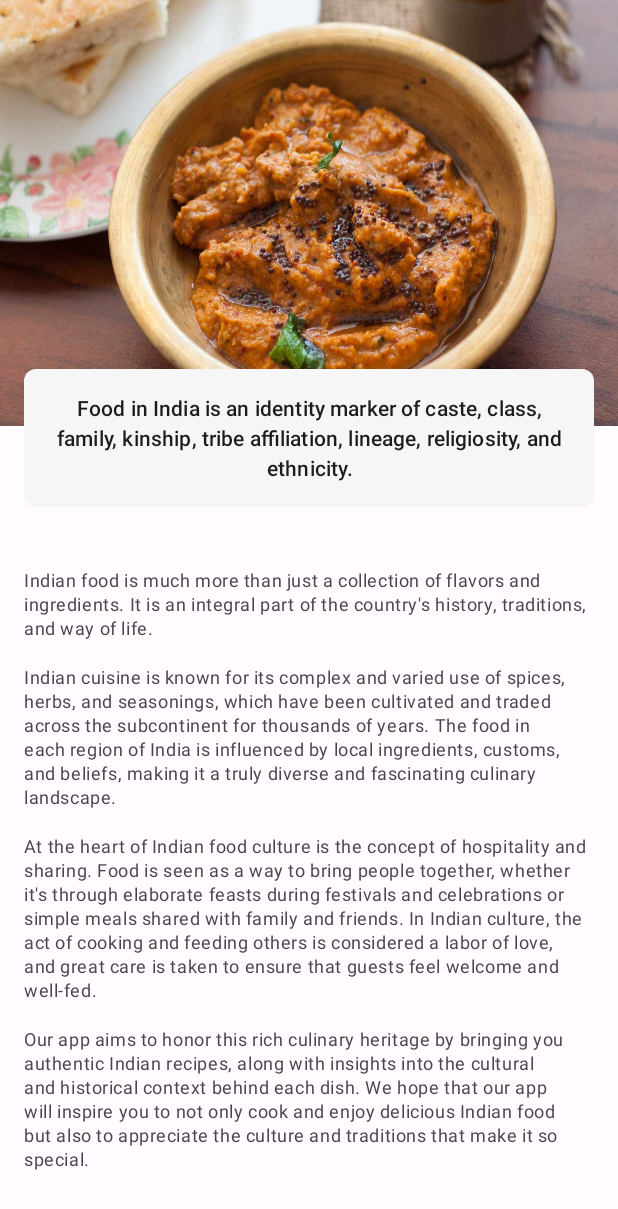
After one commit to Hasa9nAli/Indian-Food, an Android app: the fragment AboutMealsFragment shown on its own in the app's theme, on a phone screen of 412 x 824 dp. The commit adds this screen. Shown: the top 1209 px of the screen. Run offline under Robolectric (Android 15) with nearby library versions, the phone set to English and light mode, and no system bars.

Commit message:
add about meals fragment (#26)
* add about meals fragment

* delete arrow back button

* add scroll view in fragment about meals

* add implementation for abstract function

---------

Co-authored-by: jinan <jinanaqb@gmail.com>
Co-authored-by: Mohammed Alhams <92039633+ma28alhams@users.noreply.github.com>
Co-authored-by: Mohammed Alhams <mohammed1212alhams@gmail.com>

```diff
--- a/app/src/main/java/com/chocolatecake/indianfood/MainActivity.kt
+++ b/app/src/main/java/com/chocolatecake/indianfood/MainActivity.kt
@@ -1,6 +1,4 @@
 package com.chocolatecake.indianfood
-
-
 import android.view.LayoutInflater
 import androidx.core.splashscreen.SplashScreen.Companion.installSplashScreen
 import com.chocolatecake.indianfood.databinding.ActivityMainBinding
--- /dev/null
+++ b/app/src/main/java/com/chocolatecake/indianfood/ui/AboutMealsFragment.kt
@@ -0,0 +1,14 @@
+package com.chocolatecake.indianfood.ui
+import android.view.LayoutInflater
+import android.view.ViewGroup
+import com.chocolatecake.indianfood.databinding.FragmentAboutMealsBinding
+
+
+class AboutMealsFragment : BaseFragment<FragmentAboutMealsBinding>() {
+    override val inflater: (LayoutInflater, ViewGroup?, Boolean) -> FragmentAboutMealsBinding =
+        FragmentAboutMealsBinding::inflate
+
+    override fun addCallBacks() {}
+
+    override fun setUp() {}
+}
--- a/app/src/main/java/com/chocolatecake/indianfood/ui/BaseFragment.kt
+++ b/app/src/main/java/com/chocolatecake/indianfood/ui/BaseFragment.kt
@@ -26,9 +26,11 @@ abstract class BaseFragment<VB : ViewBinding> : Fragment() {
 
     override fun onViewCreated(view: View, savedInstanceState: Bundle?) {
         super.onViewCreated(view, savedInstanceState)
+        setUp()
         addCallBacks()
     }
 
+    abstract fun setUp()
 
     abstract fun addCallBacks()
 
--- a/app/src/main/java/com/chocolatecake/indianfood/ui/HomeFragment.kt
+++ b/app/src/main/java/com/chocolatecake/indianfood/ui/HomeFragment.kt
@@ -26,6 +26,10 @@ class HomeFragment : BaseFragment<FragmentHomeBinding>() {
         setupDatasource()
     }
 
+    override fun setUp() {
+
+    }
+
     override fun addCallBacks() {
         Log.i("TAG", "Quick Recipes: ${getQuickRecipesInteractor(10).map { it.name }}")
     }
--- /dev/null
+++ b/app/src/main/res/drawable/container_background.xml
@@ -0,0 +1,6 @@
+<?xml version="1.0" encoding="utf-8"?>
+<shape xmlns:android="http://schemas.android.com/apk/res/android"
+    android:shape="rectangle">
+    <solid android:color="#F6F6F6"/>
+    <corners android:radius="8dp"/>
+</shape>
--- a/app/src/main/res/layout/activity_main.xml
+++ b/app/src/main/res/layout/activity_main.xml
@@ -5,6 +5,7 @@
     android:layout_width="match_parent"
     android:layout_height="match_parent"
     tools:context=".MainActivity">
+
 
     <androidx.fragment.app.FragmentContainerView
         android:id="@+id/fragment_container"
--- /dev/null
+++ b/app/src/main/res/layout/fragment_about_meals.xml
@@ -0,0 +1,61 @@
+<?xml version="1.0" encoding="utf-8"?>
+
+<ScrollView
+    xmlns:android="http://schemas.android.com/apk/res/android"
+     xmlns:app="http://schemas.android.com/apk/res-auto"
+    android:layout_width="match_parent"
+    android:orientation="vertical"
+    android:scrollbars="none"
+    android:layout_height="match_parent">
+
+
+<androidx.constraintlayout.widget.ConstraintLayout
+    android:layout_width="match_parent"
+    android:layout_height="match_parent">
+
+
+    <ImageView
+        android:id="@+id/recipeImage"
+        android:layout_width="match_parent"
+        android:layout_height="@dimen/imageHeight"
+        app:layout_constraintTop_toTopOf="parent"
+        app:layout_constraintStart_toStartOf="parent"
+        app:layout_constraintEnd_toEndOf="parent"
+        android:scaleY="1.1"
+        android:src="@drawable/recipe"/>
+
+
+    <LinearLayout
+        android:id="@+id/description"
+        android:layout_width="match_parent"
+        android:layout_height="@dimen/cardHeight"
+        android:layout_margin="@dimen/normalSpace"
+        android:background="@drawable/container_background"
+        android:padding="@dimen/normalSpace"
+        app:layout_constraintBottom_toBottomOf="parent"
+        app:layout_constraintEnd_toEndOf="parent"
+        app:layout_constraintStart_toStartOf="parent"
+        app:layout_constraintTop_toTopOf="parent"
+        app:layout_constraintVertical_bias="0.334">
+
+        <TextView
+            style="@style/TextAppearance.Material3.TitleSmall"
+            android:layout_width="wrap_content"
+            android:layout_height="wrap_content"
+            android:layout_gravity="center"
+            android:gravity="center"
+            android:text="@string/largetitleDescription" />
+    </LinearLayout>
+
+    <include
+            layout="@layout/fragment_content_about_meals"
+            android:layout_width="match_parent"
+            android:layout_height="wrap_content"
+            android:layout_marginTop="@dimen/largeSpace"
+            app:layout_constraintStart_toStartOf="parent"
+            app:layout_constraintEnd_toEndOf="parent"
+            app:layout_constraintTop_toBottomOf="@id/description"/>
+
+ </androidx.constraintlayout.widget.ConstraintLayout>
+
+</ScrollView>
--- /dev/null
+++ b/app/src/main/res/layout/fragment_content_about_meals.xml
@@ -0,0 +1,49 @@
+<?xml version="1.0" encoding="utf-8"?>
+<ScrollView
+    xmlns:android="http://schemas.android.com/apk/res/android"
+    android:layout_width="match_parent"
+    android:layout_height="match_parent"
+    android:scrollbars="none"
+    android:fillViewport="true">
+
+    <LinearLayout
+        android:layout_width="match_parent"
+        android:layout_height="match_parent"
+        android:layout_margin="@dimen/normalSpace"
+        android:orientation="vertical">
+
+        <TextView
+            style="@style/TextAppearance.Material3.BodySmall"
+            android:layout_width="wrap_content"
+            android:layout_height="wrap_content"
+            android:layout_marginBottom="@dimen/normalSpace"
+            android:gravity="start"
+            android:text="@string/sectionOne" />
+
+        <TextView
+            style="@style/TextAppearance.Material3.BodySmall"
+            android:layout_width="wrap_content"
+            android:layout_height="wrap_content"
+            android:layout_marginBottom="@dimen/normalSpace"
+            android:gravity="start"
+            android:text="@string/sectionTow" />
+
+        <TextView
+            style="@style/TextAppearance.Material3.BodySmall"
+            android:layout_width="wrap_content"
+            android:layout_height="wrap_content"
+            android:layout_marginBottom="@dimen/normalSpace"
+            android:gravity="start"
+            android:text="@string/sectionThree" />
+
+        <TextView
+            style="@style/TextAppearance.Material3.BodySmall"
+            android:layout_width="wrap_content"
+            android:layout_height="wrap_content"
+            android:layout_marginBottom="@dimen/normalSpace"
+            android:gravity="start"
+            android:text="@string/sectionFour" />
+
+    </LinearLayout>
+
+</ScrollView>
--- a/app/src/main/res/values/colors.xml
+++ b/app/src/main/res/values/colors.xml
@@ -121,5 +121,8 @@
     <color name="md_theme_dark_outlineVariant">#49454F</color>
 
     <color name="md_theme_dark_scrim">#000000</color>
+
+    <color name="button_background_color">#CCFFFFFF</color>
+
     <color name="text_skip_color">#992D2D2D</color>
 </resources>
--- a/app/src/main/res/values/dimens.xml
+++ b/app/src/main/res/values/dimens.xml
@@ -1,5 +1,10 @@
 <?xml version="1.0" encoding="utf-8"?>
 <resources>
+    <dimen name="normalSpace">16dp</dimen>
+    <dimen name="smallSpace">4dp</dimen>
+    <dimen name="largeSpace">24dp</dimen>
+    <dimen name="imageHeight">284dp</dimen>
+    <dimen name="cardHeight">92dp</dimen>
     <dimen name="margin_xxxlarge">110dp</dimen>
     <dimen name="height_onboarding_image">297dp</dimen>
     <dimen name="margin_large">32dp</dimen>
--- a/app/src/main/res/values/strings.xml
+++ b/app/src/main/res/values/strings.xml
@@ -1,5 +1,10 @@
 <resources>
     <string name="app_name">Indian Food</string>
+    <string name="largetitleDescription">Food in India is an identity marker of caste, class, family, kinship, tribe affiliation, lineage, religiosity, and ethnicity.</string>
+    <string name="sectionOne">Indian food is much more than just a collection of flavors and ingredients. It is an integral part of the country\'s history, traditions, and way of life.</string>
+    <string name="sectionTow">Indian cuisine is known for its complex and varied use of spices, herbs, and seasonings, which have been cultivated and traded across the subcontinent for thousands of years. The food in each region of India is influenced by local ingredients, customs, and beliefs, making it a truly diverse and fascinating culinary landscape.</string>
+    <string name="sectionThree">At the heart of Indian food culture is the concept of hospitality and sharing. Food is seen as a way to bring people together, whether it\'s through elaborate feasts during festivals and celebrations or simple meals shared with family and friends. In Indian culture, the act of cooking and feeding others is considered a labor of love, and great care is taken to ensure that guests feel welcome and well-fed.</string>
+    <string name="sectionFour">Our app aims to honor this rich culinary heritage by bringing you authentic Indian recipes, along with insights into the cultural and historical context behind each dish. We hope that our app will inspire you to not only cook and enjoy delicious Indian food but also to appreciate the culture and traditions that make it so special.</string>
     <string name="onBoarding_title_1">welcome to our Indian recipe</string>
     <string name="onBoarding_desc_1">Welcome to our Indian recipe app. Let\'s explore the\n vibrant world of Indian cuisine together</string>
     <string name="onBoarding_title_2">Customize your Dish</string>
```
Also changed, not shown: app/src/main/res/drawable/recipe.jpg (added).
